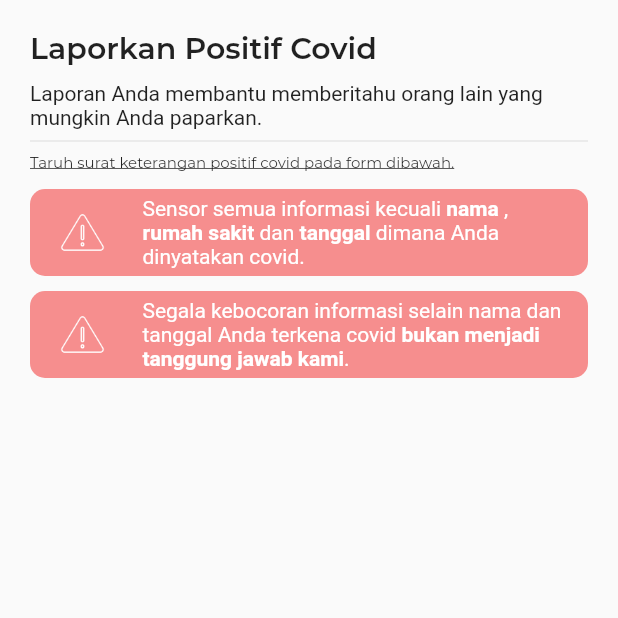
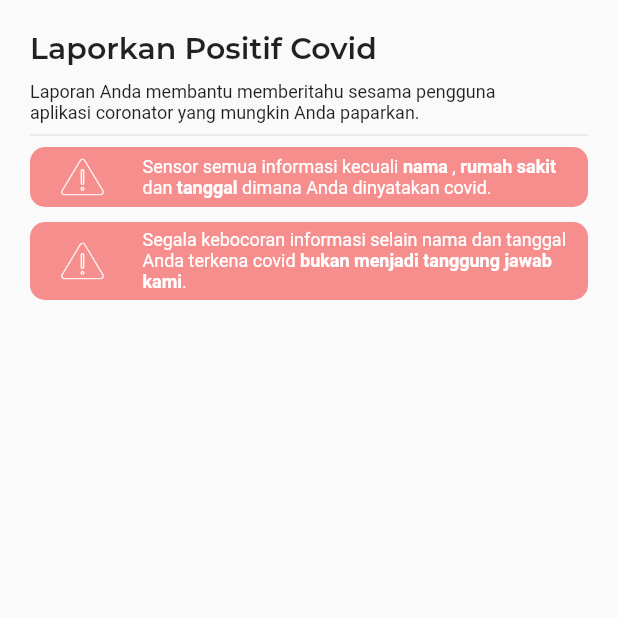
Before and after one commit to coronatorid/coronator, a Flutter app: the ReportScreen screen opened by its route, on a phone screen of 412 x 824 dp, the top half of it. Run offline on Flutter 3.47's test engine with Material 2 defaults, Android fonts, the phone set to English and light mode, and no system bars; our stand-ins replace font_awesome_flutter, geolocator, permission_handler, shared_preferences, synchronized; missing offline and left inert: workmanager; accounts and stored records are empty; Roboto replaces fonts that are missing (Hind); project files that could hold a hidden picture were left out.

Commit message:
Report screen width and height fix

```diff
--- a/lib/src/screen/report_screen.dart
+++ b/lib/src/screen/report_screen.dart
@@ -42,33 +42,23 @@ class ReportScreen extends StatelessWidget {
                     Container(
                       width: 350,
                       child: Text(
-                        "Laporan Anda membantu memberitahu orang lain yang mungkin Anda paparkan.",
+                        "Laporan Anda membantu memberitahu sesama pengguna aplikasi coronator yang mungkin Anda paparkan.",
                         style: TextStyle(
                           fontFamily: 'Hind',
+                          fontSize: 12,
                         ),
                       ),
                     ),
                   ],
                 ),
                 Divider(),
-                Row(
-                  children: [
-                    Text(
-                      "Taruh surat keterangan positif covid pada form dibawah.\n",
-                      style: TextStyle(
-                        decoration: TextDecoration.underline,
-                        fontSize: 10,
-                      ),
-                    ),
-                  ],
-                ),
                 buildAlert1(),
                 SizedBox(
                   height: 10,
                 ),
                 buildAlert2(),
                 SizedBox(
-                  height: 50,
+                  height: 30,
                 ),
                 buildForm(),
               ],
@@ -90,6 +80,14 @@ class ReportScreen extends StatelessWidget {
           return Container();
         }
 
+        return buildReportedCases(reportProvider, context);
+      },
+      child: Container(),
+    );
+  }
+
+  Container buildReportedCases(
+      ReportProvider reportProvider, BuildContext context) {
     return Container(
       padding: EdgeInsets.all(10),
       child: Column(
@@ -97,7 +95,7 @@ class ReportScreen extends StatelessWidget {
         children: [
           Image.network(
             reportProvider.data.imagePath,
-                height: 100,
+            height: 200,
           ),
           SizedBox(
             height: 20,
@@ -113,15 +111,15 @@ class ReportScreen extends StatelessWidget {
             child: Column(
               children: [
                 Text(
-                      "Laporan Anda sedang " +
-                          reportProvider.data.statusHumanized(),
+                  "Laporan Anda " + reportProvider.data.statusHumanized(),
                   style: TextStyle(
                     fontFamily: 'Hind',
                     color: CustomColor.redTheme.withAlpha(255),
+                    fontSize: 12,
                   ),
                 ),
                 SizedBox(
-                      height: 25,
+                  height: 10,
                 ),
                 Stack(
                   children: [
@@ -146,8 +144,7 @@ class ReportScreen extends StatelessWidget {
                         color: Colors.transparent,
                         borderRadius: BorderRadius.all(Radius.circular(25)),
                         child: InkWell(
-                              borderRadius:
-                                  BorderRadius.all(Radius.circular(25)),
+                          borderRadius: BorderRadius.all(Radius.circular(25)),
                           splashColor: Colors.white,
                           onTap: () async {
                             await this.interface.removeReport(context);
@@ -163,9 +160,6 @@ class ReportScreen extends StatelessWidget {
           ),
         ],
       ),
-        );
-      },
-      child: Container(),
     );
   }
 
@@ -212,6 +206,7 @@ class ReportScreen extends StatelessWidget {
           Expanded(
             child: RichText(
               text: TextSpan(
+                style: TextStyle(fontSize: 12),
                 children: [
                   TextSpan(
                     text:
@@ -270,6 +265,7 @@ class ReportScreen extends StatelessWidget {
           Expanded(
             child: RichText(
               text: TextSpan(
+                style: TextStyle(fontSize: 12),
                 children: [
                   TextSpan(
                     text: "Sensor semua informasi kecuali ",
```
Also changed, not shown: lib/src/serializer/report_serializer.dart (+4 -4 lines). Lines whose indentation alone changed are shown as unchanged.
